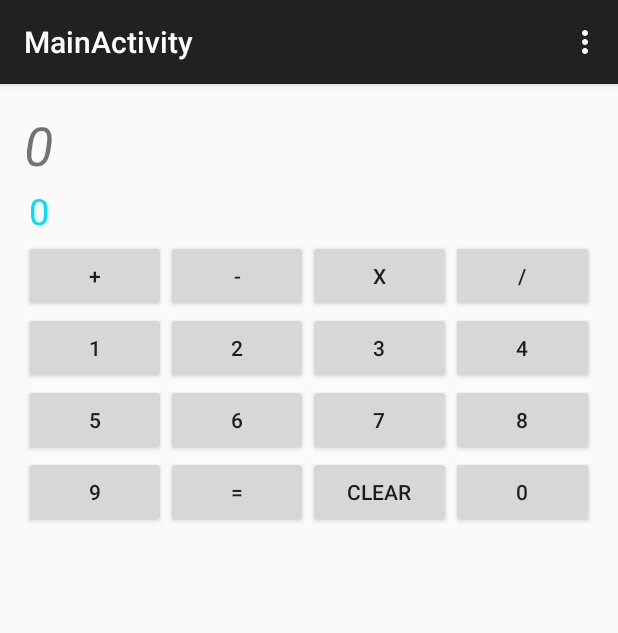
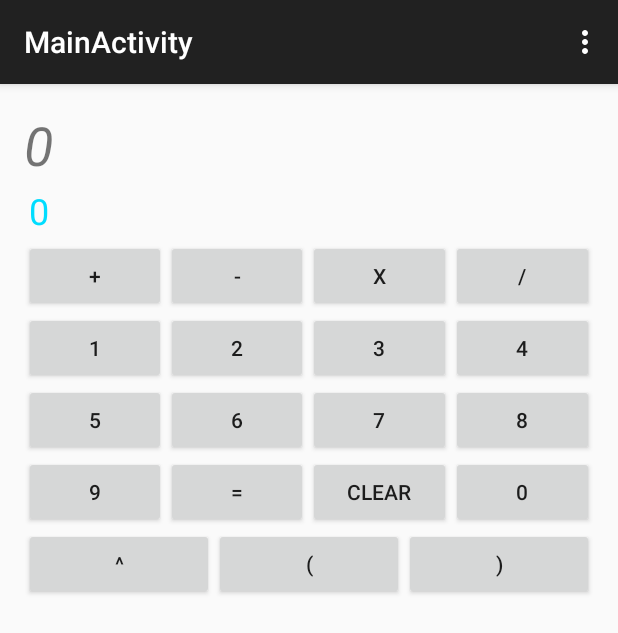
Before and after one commit to hackthepart/DrStrangeCalculator, an Android app: the screen it shows after launch (MainActivity), on a phone screen of 412 x 824 dp. Shown: the top 633 px of the screen. Run offline under Robolectric (Android 15) with nearby library versions, the phone set to English and light mode, and no system bars; 3 statements that could not run were skipped.

Commit message:
Update activity_main.xml
updated layout file

```diff
--- a/app/src/main/res/layout/activity_main.xml
+++ b/app/src/main/res/layout/activity_main.xml
@@ -1,11 +1,12 @@
 <LinearLayout xmlns:android="http://schemas.android.com/apk/res/android"
-    xmlns:tools="http://schemas.android.com/tools" android:layout_width="match_parent"
+    xmlns:tools="http://schemas.android.com/tools"
     android:layout_height="match_parent" android:paddingLeft="@dimen/activity_horizontal_margin"
     android:paddingRight="@dimen/activity_horizontal_margin"
     android:paddingTop="@dimen/activity_vertical_margin"
     android:paddingBottom="@dimen/activity_vertical_margin"
     tools:context="com.example.android.calculator.MainActivity"
-    android:orientation="vertical">
+    android:orientation="vertical"
+    android:layout_width="match_parent">
 
     <TextView
         android:text="0"
@@ -145,5 +146,29 @@
             android:onClick="value0"/>
 
     </LinearLayout>
-
+    <LinearLayout
+        android:layout_width="match_parent"
+        android:layout_height="wrap_content">
+    <Button
+        android:text="^"
+        android:layout_width="wrap_content"
+        android:layout_height="wrap_content"
+        android:id="@+id/power"
+        android:onClick="power"
+        android:layout_weight="1"/>
+        <Button
+            android:layout_width="wrap_content"
+            android:layout_height="wrap_content"
+            android:id="@+id/lbrace"
+            android:onClick="lbrace"
+            android:text="("
+            android:layout_weight="1"/>
+        <Button
+            android:layout_width="wrap_content"
+            android:layout_height="wrap_content"
+            android:id="@+id/rbrace"
+            android:text=")"
+            android:layout_weight="1"
+            android:onClick="rbrace"/>
+    </LinearLayout>
 </LinearLayout>
```
